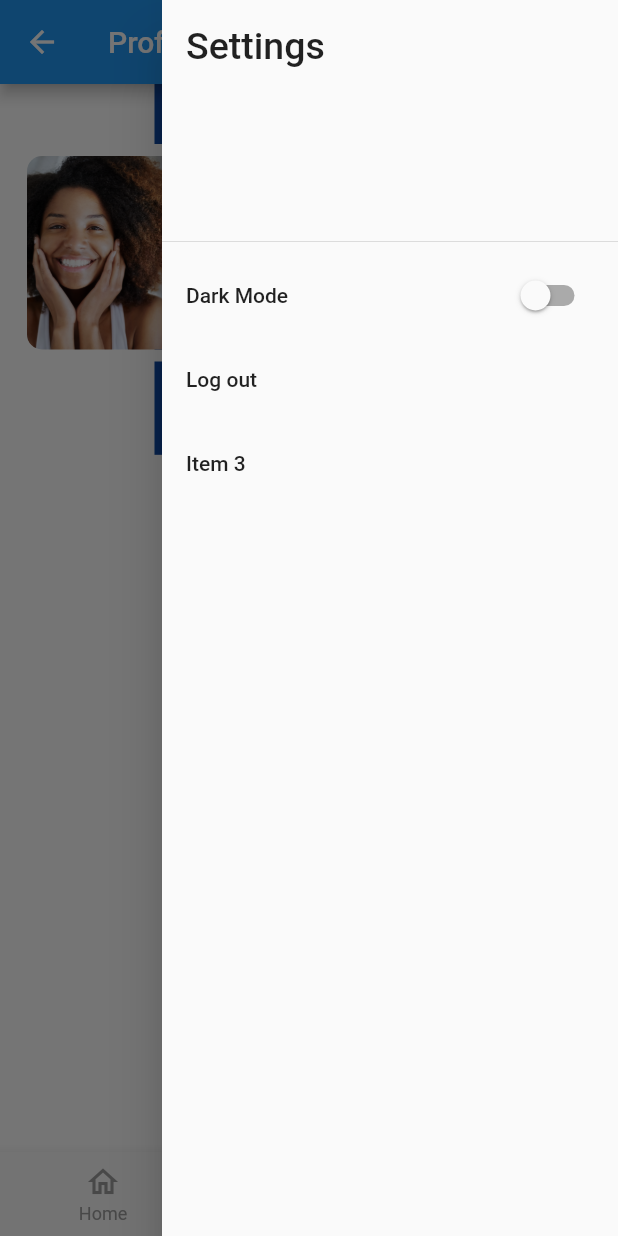
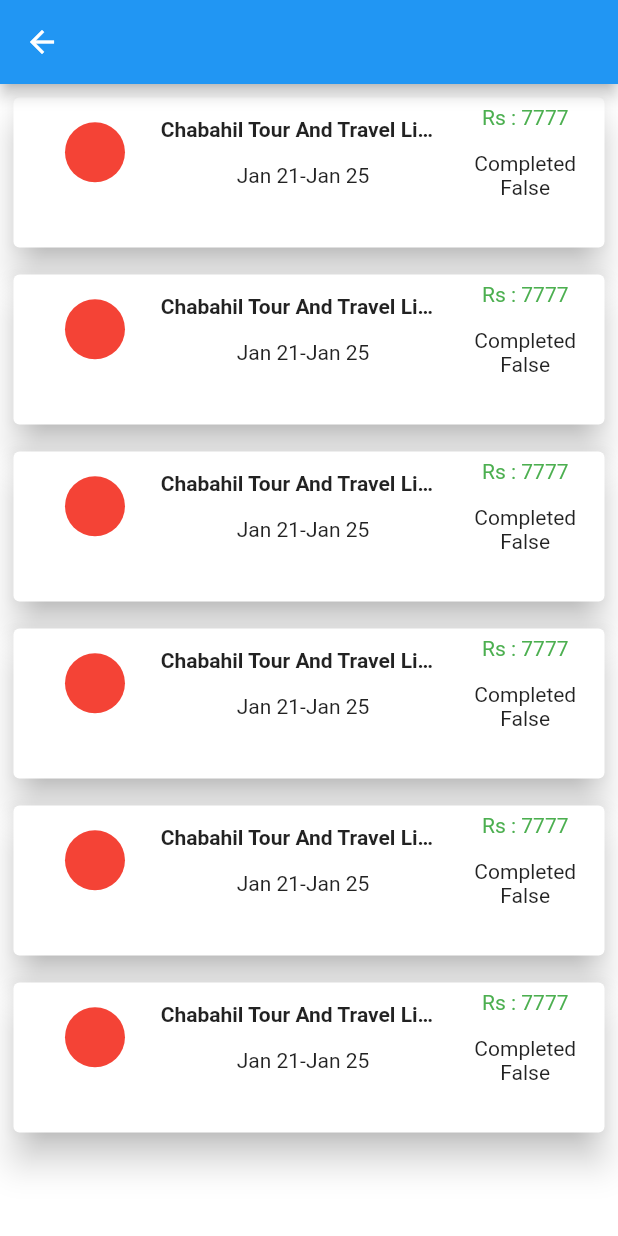
Before and after one commit to reewaz401/trabeely_app, a Flutter app: the TabsScreen screen opened by its route, item 3 of the bottom bar chosen, in the side drawer, after a tap on "Item 3", on a phone screen of 412 x 824 dp. Run offline on Flutter 3.47's test engine with Material 2 defaults, Android fonts, the light colour scheme and no system bars; drawn by our look-alikes of qr_flutter; our stand-ins replace bubble_tab_indicator, cool_alert, date_time_picker, flutter_svg, image_picker, shared_preferences; accounts and stored records are empty; network calls fail; project files that could hold a hidden picture were left out.

Commit message:
booking history added

```diff
--- /dev/null
+++ b/lib/screens/Booking/bookingHistory.dart
@@ -0,0 +1,93 @@
+import 'package:flutter/material.dart';
+
+class BookingHistory extends StatelessWidget {
+  @override
+  Widget build(BuildContext context) {
+    final width = MediaQuery.of(context).size.width;
+    return Scaffold(
+      appBar: AppBar(),
+      body: Container(
+        child: Column(
+          children: [
+            historyCard(width),
+            historyCard(width),
+            historyCard(width),
+            historyCard(width),
+            historyCard(width),
+            historyCard(width)
+          ],
+        ),
+      ),
+    );
+  }
+}
+
+Widget historyCard(width) {
+  return Container(
+    padding: EdgeInsets.all(5),
+    child: Column(
+      children: [
+        Card(
+          elevation: 10,
+          child: Container(
+            padding: EdgeInsets.all(5.0),
+            width: double.infinity,
+            height: 100,
+            child: Column(
+              children: [
+                Row(
+                  mainAxisAlignment: MainAxisAlignment.spaceBetween,
+                  children: [
+                    SizedBox(
+                      width: width * 0.22,
+                      child: Padding(
+                        padding: const EdgeInsets.only(left: 8.0),
+                        child: CircleAvatar(
+                          backgroundColor: Colors.red,
+                        ),
+                      ),
+                    ),
+                    Container(
+                      width: width * 0.48,
+                      padding: EdgeInsets.only(right: 8),
+                      child: Column(
+                        children: [
+                          Text(
+                            'Chabahil Tour And Travel Limiteds ',
+                            overflow: TextOverflow.ellipsis,
+                            style: TextStyle(fontWeight: FontWeight.bold),
+                          ),
+                          SizedBox(
+                            height: 15,
+                          ),
+                          Text('Jan 21-Jan 25')
+                        ],
+                      ),
+                    ),
+                    Container(
+                      width: width * 0.22,
+                      padding: EdgeInsets.only(right: 5.0),
+                      child: Column(
+                        children: [
+                          Text(
+                            'Rs : 7777',
+                            style: TextStyle(color: Colors.green),
+                          ),
+                          SizedBox(
+                            height: 15,
+                          ),
+                          Text('''Completed
+     False''')
+                        ],
+                      ),
+                    )
+                  ],
+                )
+              ],
+            ),
+          ),
+        )
+      ],
+    ),
+  );
+}
--- a/lib/screens/tabsScreen/tabs_screen.dart
+++ b/lib/screens/tabsScreen/tabs_screen.dart
@@ -10,7 +10,7 @@
 import '../../services/authentication.dart';
 import '../../services/themeData.dart' as colors;
 import 'package:provider/provider.dart';
-import '../../services/themeData.dart';
+import 'package:travel/screens/Booking/bookingHistory.dart';
 
 class TabsScreen extends StatefulWidget {
   static const routeName = '/tabs-screen';
@@ -185,7 +185,10 @@
         ),
         ListTile(
           title: Text('Item 3'),
-          onTap: () {},
+          onTap: () {
+            Navigator.push(
+                context, MaterialPageRoute(builder: (ctx) => BookingHistory()));
+          },
         ),
       ],
     );
```
